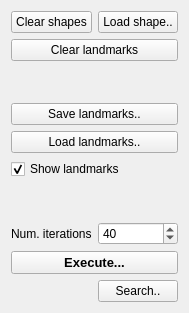
ialhashim/ddtt-dev, file ddtt/experiment/experiment-widget.ui: the form before one commit.
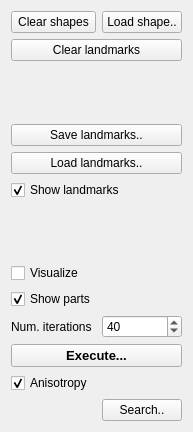
The form after the commit.

Commit message: [experiment] more experiments.

```diff
--- a/ddtt/experiment/experiment-widget.ui
+++ b/ddtt/experiment/experiment-widget.ui
@@ -6,8 +6,8 @@
    <rect>
     <x>0</x>
     <y>0</y>
-    <width>174</width>
-    <height>313</height>
+    <width>176</width>
+    <height>432</height>
    </rect>
   </property>
   <property name="windowTitle">
@@ -21,13 +21,33 @@
      </property>
     </widget>
    </item>
-   <item row="7" column="0">
+   <item row="9" column="0">
     <widget class="QLabel" name="label">
      <property name="text">
       <string>Num. iterations</string>
      </property>
     </widget>
    </item>
+   <item row="2" column="0" colspan="2">
+    <spacer name="verticalSpacer">
+     <property name="orientation">
+      <enum>Qt::Vertical</enum>
+     </property>
+     <property name="sizeHint" stdset="0">
+      <size>
+       <width>20</width>
+       <height>40</height>
+      </size>
+     </property>
+    </spacer>
+   </item>
+   <item row="12" column="1">
+    <widget class="QPushButton" name="searchBest">
+     <property name="text">
+      <string>Search..</string>
+     </property>
+    </widget>
+   </item>
    <item row="5" column="0" colspan="2">
     <widget class="QCheckBox" name="isShowLandmarks">
      <property name="text">
@@ -38,7 +58,21 @@
      </property>
     </widget>
    </item>
-   <item row="7" column="1">
+   <item row="10" column="0" colspan="2">
+    <widget class="QPushButton" name="executeButton">
+     <property name="font">
+      <font>
+       <pointsize>10</pointsize>
+       <weight>75</weight>
+       <bold>true</bold>
+      </font>
+     </property>
+     <property name="text">
+      <string>Execute...</string>
+     </property>
+    </widget>
+   </item>
+   <item row="9" column="1">
     <widget class="QSpinBox" name="numIterations">
      <property name="maximum">
       <number>1000</number>
@@ -51,6 +85,23 @@
      </property>
     </widget>
    </item>
+   <item row="8" column="0">
+    <widget class="QCheckBox" name="isShowParts">
+     <property name="text">
+      <string>Show parts</string>
+     </property>
+     <property name="checked">
+      <bool>true</bool>
+     </property>
+    </widget>
+   </item>
+   <item row="7" column="0" colspan="2">
+    <widget class="QCheckBox" name="isVisualize">
+     <property name="text">
+      <string>Visualize</string>
+     </property>
+    </widget>
+   </item>
    <item row="6" column="0" colspan="2">
     <spacer name="verticalSpacer_2">
      <property name="orientation">
@@ -64,34 +115,6 @@
      </property>
     </spacer>
    </item>
-   <item row="8" column="0" colspan="2">
-    <widget class="QPushButton" name="executeButton">
-     <property name="font">
-      <font>
-       <pointsize>10</pointsize>
-       <weight>75</weight>
-       <bold>true</bold>
-      </font>
-     </property>
-     <property name="text">
-      <string>Execute...</string>
-     </property>
-    </widget>
-   </item>
-   <item row="1" column="0" colspan="2">
-    <widget class="QPushButton" name="clearLandmarks">
-     <property name="text">
-      <string>Clear landmarks</string>
-     </property>
-    </widget>
-   </item>
-   <item row="3" column="0" colspan="2">
-    <widget class="QPushButton" name="saveLandmarks">
-     <property name="text">
-      <string>Save landmarks..</string>
-     </property>
-    </widget>
-   </item>
    <item row="0" column="1">
     <widget class="QPushButton" name="loadShapes">
      <property name="text">
@@ -119,10 +142,27 @@
      </property>
     </widget>
    </item>
-   <item row="9" column="1">
-    <widget class="QPushButton" name="searchBest">
+   <item row="1" column="0" colspan="2">
+    <widget class="QPushButton" name="clearLandmarks">
      <property name="text">
-      <string>Search..</string>
+      <string>Clear landmarks</string>
+     </property>
+    </widget>
+   </item>
+   <item row="3" column="0" colspan="2">
+    <widget class="QPushButton" name="saveLandmarks">
+     <property name="text">
+      <string>Save landmarks..</string>
+     </property>
+    </widget>
+   </item>
+   <item row="11" column="0" colspan="2">
+    <widget class="QCheckBox" name="isAnisotropy">
+     <property name="text">
+      <string>Anisotropy</string>
+     </property>
+     <property name="checked">
+      <bool>true</bool>
      </property>
     </widget>
    </item>
```
Left out of the diff: 13 changed lines with no effect on the pictures. The commit also changes 3 other files.
